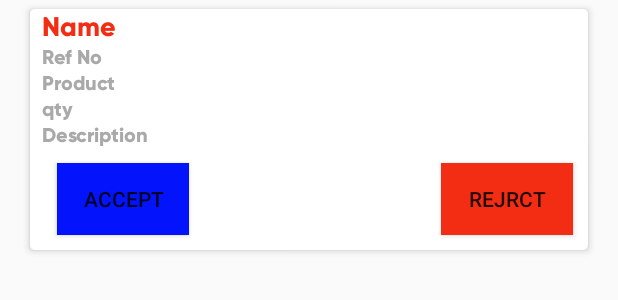
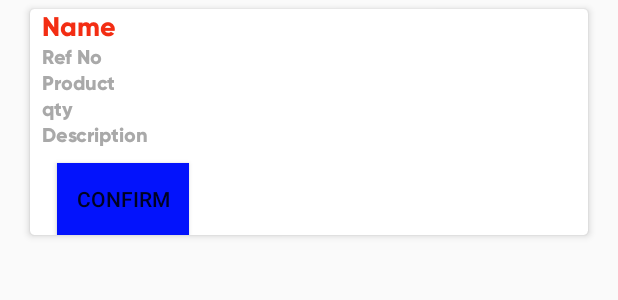
Before and after one commit to samesh97/CSSE-Project, an Android app: the layout manager_reciept_row.xml on its own in the app's theme, with its tools: preview values and no code run, on a phone screen of 412 x 824 dp. Shown: the top 300 px of the screen. Run offline under Robolectric (Android 15) with nearby library versions, the phone set to English and light mode, and no system bars.

Commit message:
add and view

```diff
--- a/app/src/main/res/layout/manager_reciept_row.xml
+++ b/app/src/main/res/layout/manager_reciept_row.xml
@@ -83,7 +83,7 @@
 
         <Button
             android:id="@+id/accept"
-            android:text="Accept"
+            android:text="Confirm"
             android:shadowRadius="10"
             android:layout_width="wrap_content"
             android:layout_height="wrap_content"
@@ -94,23 +94,6 @@
             app:layout_constraintStart_toStartOf="@+id/dis"
             app:layout_constraintTop_toBottomOf="@+id/dis" />
 
-        <Button
-            android:id="@+id/reject"
-            android:layout_width="wrap_content"
-            android:layout_height="wrap_content"
-            android:layout_marginEnd="160dp"
-            android:layout_marginRight="160dp"
-            android:shadowRadius="10"
-            android:text="Rejrct"
-            android:background="#F32D13"
-            android:layout_margin="10dp"
-            android:layout_marginLeft="8dp"
-            app:layout_constraintBottom_toBottomOf="parent"
-            app:layout_constraintEnd_toEndOf="parent"
-            app:layout_constraintLeft_toRightOf="@+id/accept"
-            app:layout_constraintTop_toBottomOf="@+id/dis"
-            app:layout_constraintVertical_bias="1.0" />
-
 
     </androidx.constraintlayout.widget.ConstraintLayout>
 
```
